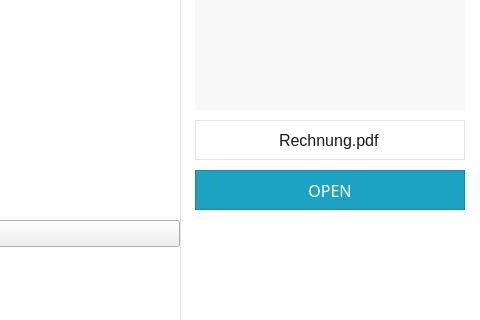
Qt form src/gui/mainwindow.ui (Gitnoter/vemoria2) before a commit; both pictures show x 709 to 1189 and y 147 to 467 of the 1189 by 722 pixel window.
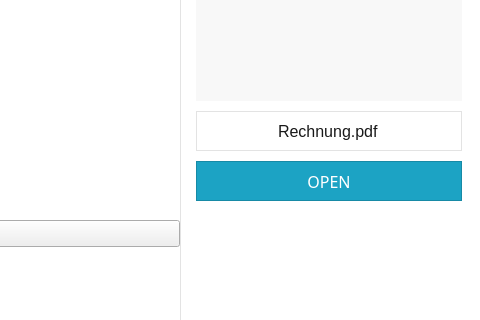
The same form after that commit. Icons and pictures are not drawn.

What changed in the file:
```diff
--- a/src/gui/mainwindow.ui
+++ b/src/gui/mainwindow.ui
@@ -1575,39 +1575,31 @@
                    </layout>
                   </widget>
                  </item>
-                 <item row="1" column="0" colspan="2">
-                  <widget class="QGroupBox" name="groupBox_11">
-                   <property name="sizePolicy">
-                    <sizepolicy hsizetype="Preferred" vsizetype="Expanding">
-                     <horstretch>0</horstretch>
-                     <verstretch>0</verstretch>
-                    </sizepolicy>
-                   </property>
-                   <property name="title">
-                    <string/>
-                   </property>
-                   <layout class="QGridLayout" name="gridLayout_20">
-                    <property name="leftMargin">
-                     <number>15</number>
-                    </property>
-                    <property name="rightMargin">
-                     <number>0</number>
-                    </property>
-                    <property name="spacing">
-                     <number>0</number>
-                    </property>
-                    <item row="0" column="0">
+                 <item row="1" column="1">
                      <widget class="QScrollArea" name="scrollArea">
+                   <property name="sizePolicy">
+                    <sizepolicy hsizetype="Expanding" vsizetype="Expanding">
+                     <horstretch>0</horstretch>
+                     <verstretch>0</verstretch>
+                    </sizepolicy>
+                   </property>
                       <property name="minimumSize">
                        <size>
                         <width>0</width>
                         <height>0</height>
                        </size>
                       </property>
+                   <property name="maximumSize">
+                    <size>
+                     <width>298</width>
+                     <height>16777215</height>
+                    </size>
+                   </property>
                       <property name="styleSheet">
                        <string notr="true">#scrollArea{
 	background-color:#FFF;
 	border:none;
+	margin-left:1px;
 }</string>
                       </property>
                       <property name="verticalScrollBarPolicy">
@@ -1619,17 +1611,20 @@
                       <property name="widgetResizable">
                        <bool>true</bool>
                       </property>
+                   <property name="alignment">
+                    <set>Qt::AlignBottom|Qt::AlignHCenter</set>
+                   </property>
                       <widget class="QWidget" name="scrollAreaWidgetContents">
                        <property name="geometry">
                         <rect>
                          <x>0</x>
-                         <y>0</y>
-                         <width>269</width>
-                         <height>262</height>
+                      <y>2</y>
+                      <width>296</width>
+                      <height>277</height>
                         </rect>
                        </property>
                        <property name="sizePolicy">
-                        <sizepolicy hsizetype="Preferred" vsizetype="Expanding">
+                     <sizepolicy hsizetype="Expanding" vsizetype="Expanding">
                          <horstretch>0</horstretch>
                          <verstretch>0</verstretch>
                         </sizepolicy>
@@ -1664,12 +1659,18 @@
                         </property>
                         <item row="0" column="0">
                          <layout class="QFormLayout" name="formLayout_2">
+                       <property name="fieldGrowthPolicy">
+                        <enum>QFormLayout::ExpandingFieldsGrow</enum>
+                       </property>
                           <property name="horizontalSpacing">
                            <number>0</number>
                           </property>
                           <property name="verticalSpacing">
                            <number>10</number>
                           </property>
+                       <property name="leftMargin">
+                        <number>15</number>
+                       </property>
                           <property name="rightMargin">
                            <number>15</number>
                           </property>
@@ -1769,9 +1770,6 @@
                         </item>
                        </layout>
                       </widget>
-                     </widget>
-                    </item>
-                   </layout>
                   </widget>
                  </item>
                 </layout>
```
Left out of the diff: 4 changed lines with no effect on the pictures. Lines whose indentation alone changed are shown as unchanged.
